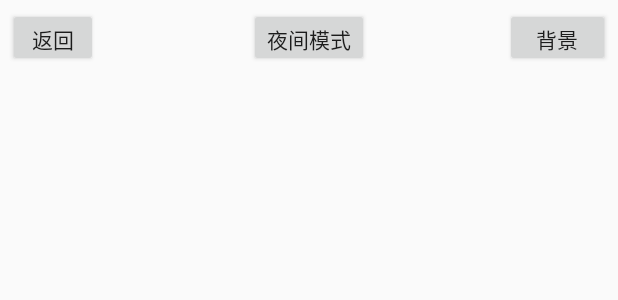
After one commit to zlwgirl/Book, an Android app: the layout activity_details.xml on its own in the app's theme, with its tools: preview values and no code run, on a phone screen of 412 x 824 dp. The commit adds this screen. Shown: the top 300 px of the screen. Run offline under Robolectric (Android 15) with nearby library versions, the phone set to English and light mode, and no system bars.

Commit message:
书城界面

```diff
--- a/app/build.gradle
+++ b/app/build.gradle
@@ -24,4 +24,5 @@ dependencies {
     testCompile 'junit:junit:4.12'
     compile 'com.android.support:appcompat-v7:24.0.0'
     compile 'de.hdodenhof:circleimageview:2.1.0'
+    compile 'com.youth.banner:banner:+'
 }
--- a/app/src/main/AndroidManifest.xml
+++ b/app/src/main/AndroidManifest.xml
@@ -8,13 +8,15 @@
         android:label="@string/app_name"
         android:supportsRtl="true"
         android:theme="@style/AppTheme">
-        <activity android:name=".MainActivity">
+        <activity android:name=".WelComeActivity">
             <intent-filter>
                 <action android:name="android.intent.action.MAIN" />
 
                 <category android:name="android.intent.category.LAUNCHER" />
             </intent-filter>
         </activity>
+        <activity android:name=".MainActivity"/>
+        <activity android:name=".DetailsActivity"/>
     </application>
 
 </manifest>
--- /dev/null
+++ b/app/src/main/res/layout/activity_details.xml
@@ -0,0 +1,39 @@
+<?xml version="1.0" encoding="utf-8"?>
+<LinearLayout xmlns:android="http://schemas.android.com/apk/res/android"
+    android:orientation="vertical"
+    android:layout_width="match_parent"
+    android:layout_height="match_parent">
+    <RelativeLayout
+        android:layout_width="match_parent"
+        android:layout_height="50dp">
+        <Button
+            android:id="@+id/button_back"
+            android:layout_width="60dp"
+            android:layout_height="50dp"
+            android:text="返回"
+            android:layout_margin="5dp"/>
+        <Button
+            android:id="@+id/button_black"
+            android:layout_width="80dp"
+            android:layout_height="50dp"
+            android:text="夜间模式"
+            android:layout_marginTop="5dp"
+            android:layout_marginBottom="5dp"
+            android:layout_centerInParent="true"/>
+        <Button
+            android:id="@+id/button_bg"
+            android:layout_width="70dp"
+            android:layout_height="50dp"
+            android:layout_alignParentRight="true"
+            android:layout_marginRight="20dp"
+            android:text="背景"
+            android:layout_margin="5dp"/>
+    </RelativeLayout>
+
+    <ListView
+        android:id="@+id/bookstore_listView"
+        android:layout_height="0dp"
+        android:layout_width="match_parent"
+        android:layout_weight="1"
+        android:layout_marginTop="10dp"/>
+</LinearLayout>
--- /dev/null
+++ b/app/src/main/res/layout/fragment_pay.xml
@@ -0,0 +1,6 @@
+<?xml version="1.0" encoding="utf-8"?>
+<LinearLayout xmlns:android="http://schemas.android.com/apk/res/android"
+    android:orientation="vertical" android:layout_width="match_parent"
+    android:layout_height="match_parent">
+
+</LinearLayout>
```
Also changed, not shown: app/src/main/java/com/example/z_lw/aaaa/BookStoreFragment.java (+36 -1 lines), app/src/main/java/com/example/z_lw/aaaa/DetailsActivity.java (added, +26 -0 lines), app/src/main/java/com/example/z_lw/aaaa/FreeFragment.java (added, +76 -0 lines), app/src/main/java/com/example/z_lw/aaaa/GridViewAdapter.java (added, +62 -0 lines), app/src/main/java/com/example/z_lw/aaaa/PayFragment.java (added, +20 -0 lines), app/src/main/java/com/example/z_lw/aaaa/WelComeActivity.java (added, +46 -0 lines), app/src/main/res/layout/activity_main.xml (+8 -0 lines), app/src/main/res/layout/activity_welcome.xml (added, +16 -0 lines), app/src/main/res/layout/fragment_bookstore.xml (+51 -2 lines), app/src/main/res/layout/fragment_free.xml (added, +18 -0 lines), app/src/main/res/layout/item_gridview.xml (added, +12 -0 lines), app/src/main/res/mipmap-xhdpi/btn_msg_pin_normal.png (added), app/src/main/res/mipmap-xhdpi/btn_msg_pin_pressed.png (added), app/src/main/res/mipmap-xhdpi/search.jpg (added).
